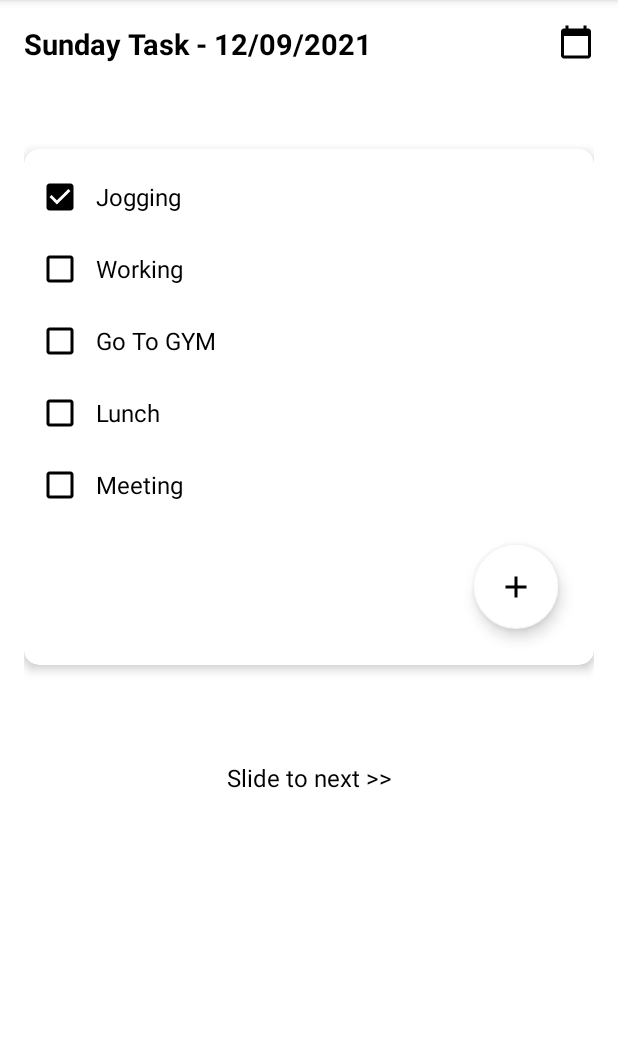
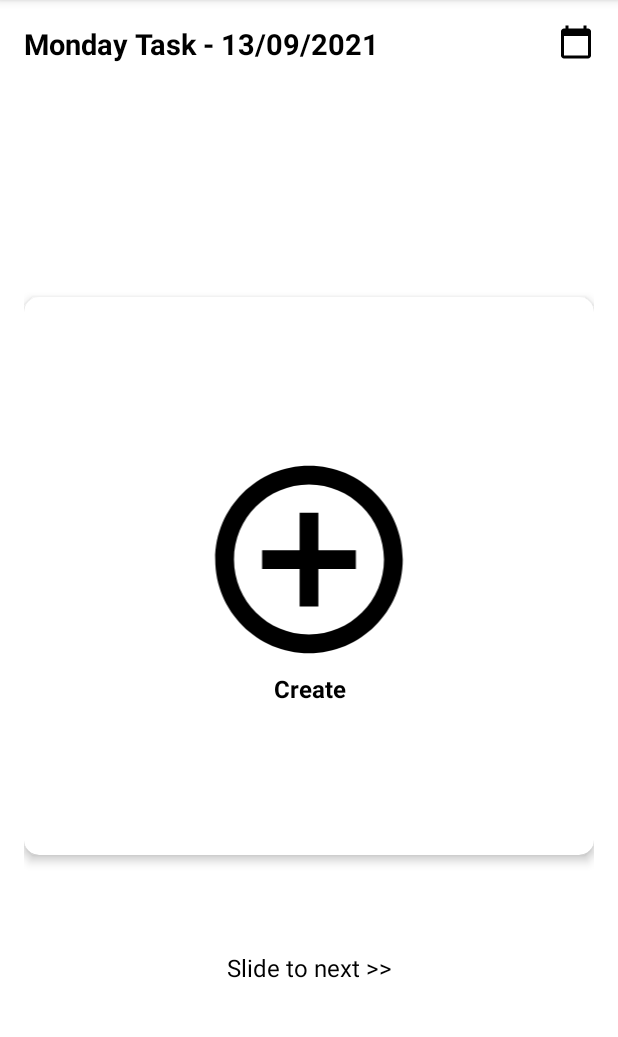
Before and after one commit to rhezadr/TodoList_Layout_Mobile, an Android app: the screen it shows after launch (MainActivity), on a phone screen of 412 x 824 dp, the part 84-1121 px from its top. Run offline under Robolectric (Android 15) with nearby library versions, the phone set to English and light mode, and no system bars.

Commit message:
Update empty_page.xml

```diff
--- a/app/src/main/java/com/app/todolist/MainActivity.java
+++ b/app/src/main/java/com/app/todolist/MainActivity.java
@@ -9,6 +9,6 @@ public class MainActivity extends AppCompatActivity {
     @Override
     protected void onCreate(Bundle savedInstanceState) {
         super.onCreate(savedInstanceState);
-        setContentView(R.layout.activity_main);
+        setContentView(R.layout.empty_page);
     }
 }
--- a/app/src/main/res/layout/activity_main.xml
+++ b/app/src/main/res/layout/activity_main.xml
@@ -100,12 +100,9 @@
                 android:layout_height="wrap_content"
                 android:layout_below="@id/CheckBox5"
                 android:layout_alignParentRight="true"
-                android:layout_marginStart="16dp"
-                android:layout_marginTop="16dp"
-                android:layout_marginEnd="16dp"
-                android:layout_marginBottom="16dp"
+                android:layout_margin="16dp"
                 android:src="@drawable/icon_add"
-                app:backgroundTint="@color/white"/>
+                app:backgroundTint="@color/white" />
 
         </RelativeLayout>
 
--- a/app/src/main/res/layout/page_1.xml
+++ b/app/src/main/res/layout/empty_page.xml
@@ -1,6 +1,5 @@
 <?xml version="1.0" encoding="utf-8"?>
 <RelativeLayout xmlns:android="http://schemas.android.com/apk/res/android"
-    xmlns:tools="http://schemas.android.com/tools"
     android:layout_width="match_parent"
     android:layout_height="match_parent"
     xmlns:app="http://schemas.android.com/apk/res-auto"
@@ -27,36 +26,38 @@
     <androidx.cardview.widget.CardView
         android:id="@+id/CardView"
         android:layout_width="match_parent"
-        android:layout_height="376dp"
+        android:layout_height="wrap_content"
         android:layout_marginTop="83dp"
         android:layout_marginBottom="64dp"
+        android:layout_centerVertical="true"
         app:cardBackgroundColor="@color/cardview_light_background"
         app:cardCornerRadius="10dp"
         app:cardElevation="4dp">
 
+        <RelativeLayout
+            android:layout_width="match_parent"
+            android:layout_height="match_parent"
+            android:layout_margin="100dp">
 
             <ImageView
                 android:id="@+id/plusButton"
-            android:layout_width="wrap_content"
+                android:layout_width="match_parent"
                 android:layout_height="wrap_content"
                 android:src="@drawable/ic_baseline_add_circle_outline_24"
-            android:layout_gravity="center"
-            android:layout_marginBottom="40dp"
                 app:tint="@color/black" />
-
             <TextView
+                android:id="@+id/createText"
                 android:layout_width="match_parent"
                 android:layout_height="wrap_content"
+                android:layout_gravity="center"
+                android:gravity="center"
+                android:layout_below="@+id/plusButton"
                 android:text="Create"
-            android:gravity="center"
-            android:layout_gravity="center_vertical"
-            android:textStyle="bold"
+                android:textColor="@color/black"
                 android:textSize="16sp"
-            android:textColor="@color/black"
-            android:layout_marginTop="60dp"/>
+                android:textStyle="bold" />
 
-
-
+        </RelativeLayout>
     </androidx.cardview.widget.CardView>
 
     <TextView
```
Lines whose indentation alone changed are shown as unchanged.
